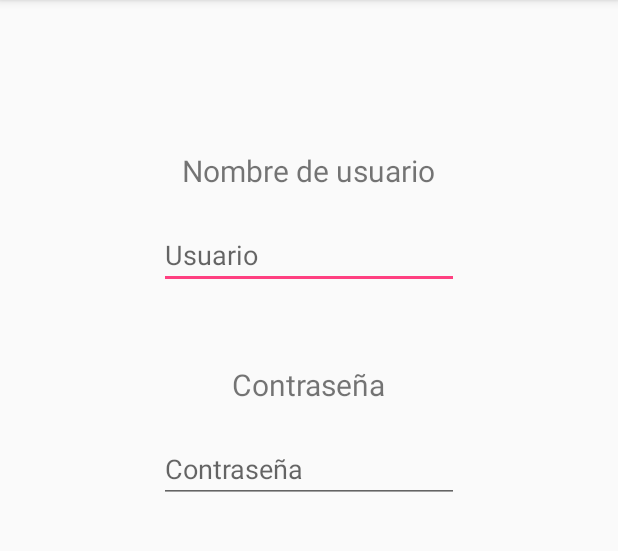
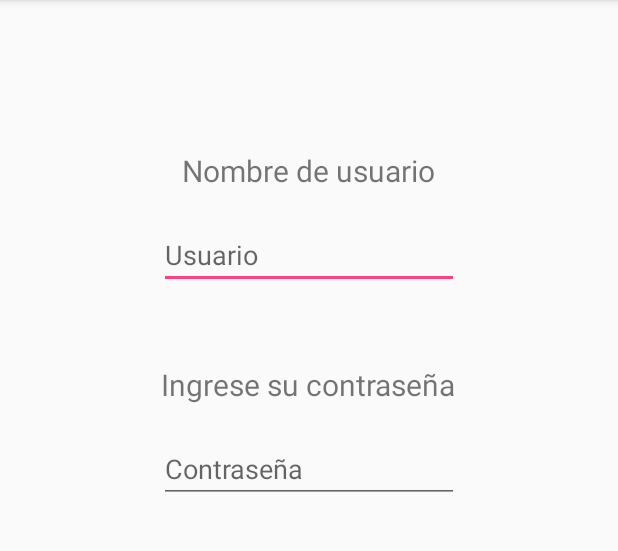
Before and after one commit to TheRaven0/Project_Rose, an Android app: the InicioDeSesionActivity screen opened directly, with no data from a screen before it, on a phone screen of 412 x 824 dp, the part 84-635 px from its top. Run offline under Robolectric (Android 15) with nearby library versions, the phone set to English and light mode, and no system bars.

```diff
--- a/app/src/main/res/layout/activity_inicio_de_sesion.xml
+++ b/app/src/main/res/layout/activity_inicio_de_sesion.xml
@@ -7,48 +7,36 @@
     tools:context=".InicioDeSesionActivity"
     android:orientation="vertical">
 
-    <android.support.v4.widget.Space
-        android:layout_width="match_parent"
-        android:layout_height="100dp" />
-
     <TextView
         android:layout_width="wrap_content"
         android:layout_height="wrap_content"
         android:text="Nombre de usuario"
         android:textSize="20sp"
-        android:layout_gravity="center_horizontal"/>
-
-    <android.support.v4.widget.Space
-        android:layout_width="match_parent"
-        android:layout_height="20dp" />
+        android:layout_gravity="center_horizontal"
+        android:layout_marginTop="100dp"/>
 
     <EditText
         android:layout_width="200dp"
         android:layout_height="wrap_content"
         android:hint="Usuario"
         android:layout_gravity="center_horizontal"
-        android:id="@+id/inicio_username"/>
-
-    <android.support.v4.widget.Space
-        android:layout_width="match_parent"
-        android:layout_height="50dp" />
+        android:id="@+id/inicio_username"
+        android:layout_marginTop="20dp"/>
 
     <TextView
         android:layout_width="wrap_content"
         android:layout_height="wrap_content"
-        android:text="Contraseña"
+        android:text="Ingrese su contraseña"
         android:textSize="20sp"
-        android:layout_gravity="center_horizontal"/>
-
-    <android.support.v4.widget.Space
-        android:layout_width="match_parent"
-        android:layout_height="20dp" />
+        android:layout_gravity="center_horizontal"
+        android:layout_marginTop="50dp"/>
 
     <EditText
         android:layout_width="200dp"
         android:layout_height="wrap_content"
         android:hint="Contraseña"
         android:layout_gravity="center_horizontal"
-        android:id="@+id/inicio_password"/>
+        android:id="@+id/inicio_password"
+        android:layout_marginTop="20dp"/>
 
 </LinearLayout>
```
Also changed, not shown: app/src/main/res/layout/activity_registro.xml (+13 -31 lines), app/src/main/res/layout/pantalla_de_inicio.xml (added, +14 -0 lines), app/src/main/res/drawable-hdpi/amelia.png (added), app/src/main/res/drawable-mdpi/amelia.png (added), app/src/main/res/drawable-xhdpi/amelia.png (added), app/src/main/res/drawable-xxhdpi/amelia.png (added), app/src/main/res/drawable-xxxhdpi/amelia.png (added).
